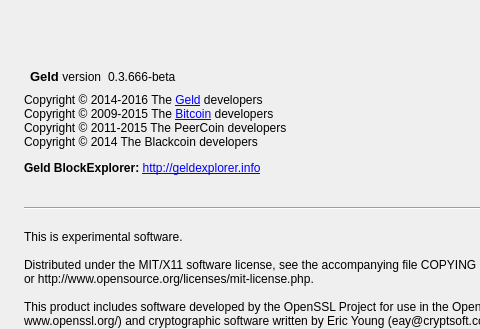
gelddev/geld, file src/qt/forms/aboutdialog.ui: the form before one commit; both pictures show x 0 to 480 and y 0 to 329 of the 593 by 436 pixel window.
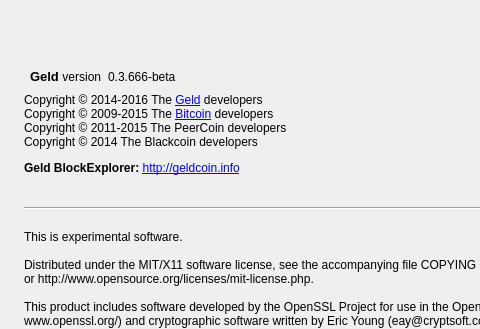
The form after the commit. Icons and pictures are not drawn.

Patch:
```diff
--- a/src/qt/forms/aboutdialog.ui
+++ b/src/qt/forms/aboutdialog.ui
@@ -116,7 +116,7 @@
         <cursorShape>IBeamCursor</cursorShape>
        </property>
        <property name="text">
-        <string>&lt;html&gt;&lt;head/&gt;&lt;body&gt;&lt;p&gt;Copyright © 2014-2016 The &lt;a href=&quot;http://xgeld.com&quot;&gt;&lt;span style=&quot; text-decoration: underline; color:#0000ff;&quot;&gt;Geld&lt;/span&gt;&lt;/a&gt; developers&lt;br/&gt;Copyright © 2009-2015 The &lt;a href=&quot;http://bitcoin.org&quot;&gt;&lt;span style=&quot; text-decoration: underline; color:#0000ff;&quot;&gt;Bitcoin&lt;/span&gt;&lt;/a&gt; developers&lt;br/&gt;Copyright © 2011-2015 The PeerCoin developers&lt;br/&gt;Copyright © 2014 The Blackcoin developers&lt;/p&gt;&lt;p&gt;&lt;span style=&quot; font-weight:600;&quot;&gt;Geld BlockExplorer: &lt;/span&gt;&lt;a href=&quot;http://geldexplorer.info&quot;&gt;&lt;span style=&quot; text-decoration: underline; color:#0000ff;&quot;&gt;http://geldexplorer.info&lt;/span&gt;&lt;/a&gt;&lt;/p&gt;&lt;p&gt;&lt;/p&gt;&lt;/body&gt;&lt;/html&gt;</string>
+        <string>&lt;html&gt;&lt;head/&gt;&lt;body&gt;&lt;p&gt;Copyright © 2014-2016 The &lt;a href=&quot;http://xgeld.com&quot;&gt;&lt;span style=&quot; text-decoration: underline; color:#0000ff;&quot;&gt;Geld&lt;/span&gt;&lt;/a&gt; developers&lt;br/&gt;Copyright © 2009-2015 The &lt;a href=&quot;http://bitcoin.org&quot;&gt;&lt;span style=&quot; text-decoration: underline; color:#0000ff;&quot;&gt;Bitcoin&lt;/span&gt;&lt;/a&gt; developers&lt;br/&gt;Copyright © 2011-2015 The PeerCoin developers&lt;br/&gt;Copyright © 2014 The Blackcoin developers&lt;/p&gt;&lt;p&gt;&lt;span style=&quot; font-weight:600;&quot;&gt;Geld BlockExplorer: &lt;/span&gt;&lt;a href=&quot;http://geldcoin.info&quot;&gt;&lt;span style=&quot; text-decoration: underline; color:#0000ff;&quot;&gt;http://geldcoin.info&lt;/span&gt;&lt;/a&gt;&lt;/p&gt;&lt;p&gt;&lt;/p&gt;&lt;/body&gt;&lt;/html&gt;</string>
        </property>
        <property name="wordWrap">
         <bool>true</bool>
```
